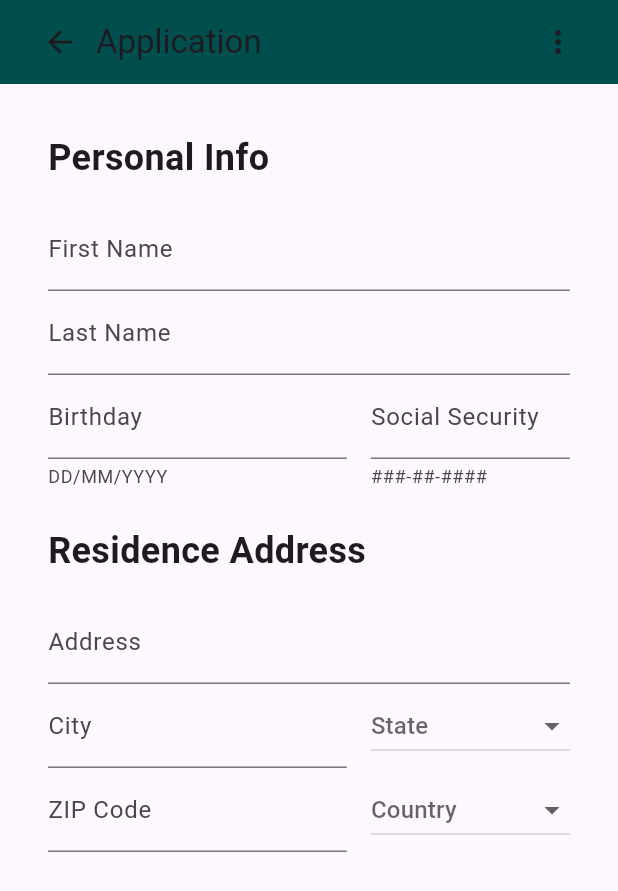
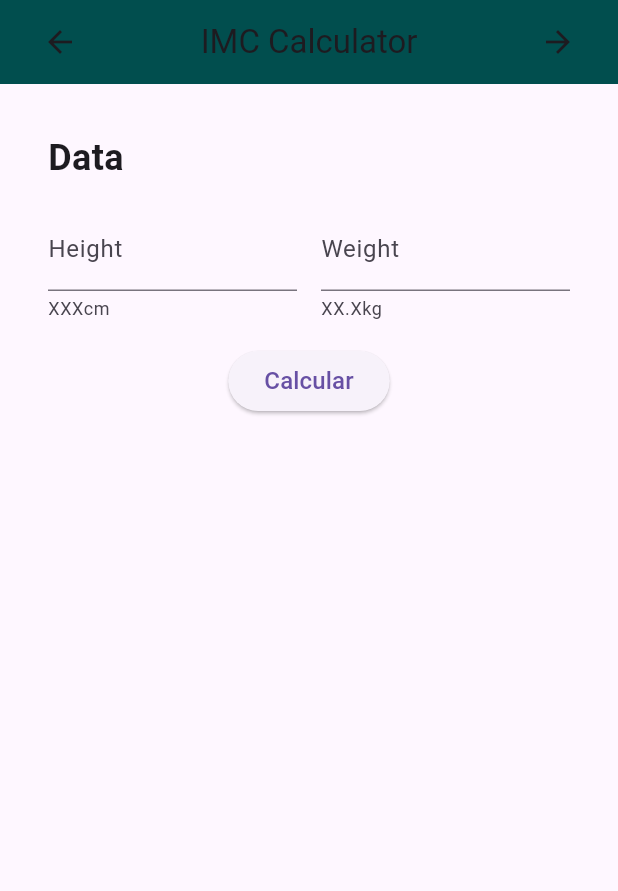
Before and after one commit to luisesales/Desenvolvimento-de-Sistemas-Para-Dispositivos-Moveis, a Flutter app: the screen it shows after launch, on a phone screen of 412 x 824 dp. Shown: the top 891 px of the screen. Run offline on Flutter 3.47's test engine with Material 3 defaults, Android fonts, the phone set to English and light mode, and no system bars.

Commit message:
starting IMC calculator

```diff
--- /dev/null
+++ b/mini_projeto_1/lib/IMC.dart
@@ -0,0 +1,98 @@
+import 'package:flutter/material.dart';
+
+class IMC extends StatefulWidget {
+  const IMC({super.key});
+
+  @override
+  State<IMC> createState() => _IMCState();
+}
+
+class _IMCState extends State<IMC> {
+  @override
+  Widget build(BuildContext context) {
+
+    return Scaffold(
+      resizeToAvoidBottomInset: false,
+      appBar: AppBar(
+        title: Container(
+          child: Row(
+            children: [
+              IconButton(onPressed: () {}, icon: Icon(Icons.arrow_back)),
+              Spacer(),
+              Text("IMC Calculator"),
+              Spacer(),
+              IconButton(onPressed: () {}, icon: Icon(Icons.arrow_forward)),
+            ],
+          ),
+          //margin: EdgeInsets.all(4),
+        ),
+        backgroundColor: Color.fromRGBO(1, 78, 78, 1),
+      ),
+      body: SingleChildScrollView(
+        child: Container(
+          padding: EdgeInsets.all(32),
+          child:  Column(
+            crossAxisAlignment: CrossAxisAlignment.start,
+            children: [
+              Container(
+                child: Text(
+                  "Data",
+                  style: TextStyle(fontSize: 24, fontWeight: FontWeight.bold),
+                ),
+                margin: EdgeInsets.only(bottom: 16),
+              ),
+              Form(
+                child: Column(
+                  children: [
+                    Row(
+                      children: [
+                        Expanded(
+                          flex: 2,
+                          child: TextFormField(
+                            decoration: InputDecoration(
+                              labelText: 'Height',
+                              helperText: 'XXXcm'
+                            ),
+                            validator: (value) {
+                              if (value == null || value.isEmpty) {
+                                return 'Please insert a valid height';
+                              }
+                              return null;
+                            },
+                          ),
+                        ),
+                        SizedBox(width: 16),
+                        Expanded(
+                          flex: 2,
+                          child: TextFormField(
+                            decoration: InputDecoration(
+                              labelText: 'Weight',
+                              helperText: 'XX.Xkg'
+                            ),
+                            validator: (value) {
+                              if (value == null || value.isEmpty) {
+                                return 'Please insert a valid weight';
+                              }
+                              return null;
+                            },
+                          ),
+                        )
+                      ],
+                    ),
+                    Container(
+                      margin: EdgeInsets.only(top: 16),
+                      child: ElevatedButton(
+                        onPressed: (){},
+                        child: Text("Calcular", style: TextStyle(fontSize: 16)),
+                      ),
+                    ),
+                  ]
+                ),
+              ),
+            ],
+          ),
+        )
+      )
+    );
+  }
+}
--- a/mini_projeto_1/lib/cubeLayout.dart
+++ b/mini_projeto_1/lib/cubeLayout.dart
@@ -6,6 +6,21 @@ class CubeLayout extends StatelessWidget {
   @override
   Widget build(BuildContext context) {
     return Scaffold(
+      resizeToAvoidBottomInset: false,
+      appBar: AppBar(
+        title: Container(
+          child: Row(
+            children: [
+              IconButton(onPressed: () {}, icon: Icon(Icons.arrow_back)),
+              Text("Cube Layout"),
+              Spacer(),
+              IconButton(onPressed: () {}, icon: Icon(Icons.more_vert)),
+            ],
+          ),
+          //margin: EdgeInsets.all(4),
+        ),
+        backgroundColor: Color.fromRGBO(1, 78, 78, 1),
+      ),
       body: SingleChildScrollView(child : Column(
         children: [
           Row(
--- a/mini_projeto_1/lib/forms.dart
+++ b/mini_projeto_1/lib/forms.dart
@@ -81,7 +81,7 @@ class _FormsState extends State<Forms> {
                           },
                         ),
                       ),
-                      SizedBox(width: 16), // Adiciona um espaço entre os campos
+                      SizedBox(width: 16),
                       Expanded(
                         flex: 2,
                         child: TextFormField(
--- a/mini_projeto_1/lib/main.dart
+++ b/mini_projeto_1/lib/main.dart
@@ -1,6 +1,7 @@
 import 'package:flutter/material.dart';
 import 'cubeLayout.dart';
 import 'forms.dart';
+import 'IMC.dart';
 
 void main() {
   runApp(const MyApp());
@@ -14,7 +15,7 @@ class MyApp extends StatelessWidget {
   Widget build(BuildContext context) {
     return MaterialApp(
       title: 'Meu App Ola Mundo',
-      home: Forms(),
+      home: IMC(),
     );
   }
 }
```
